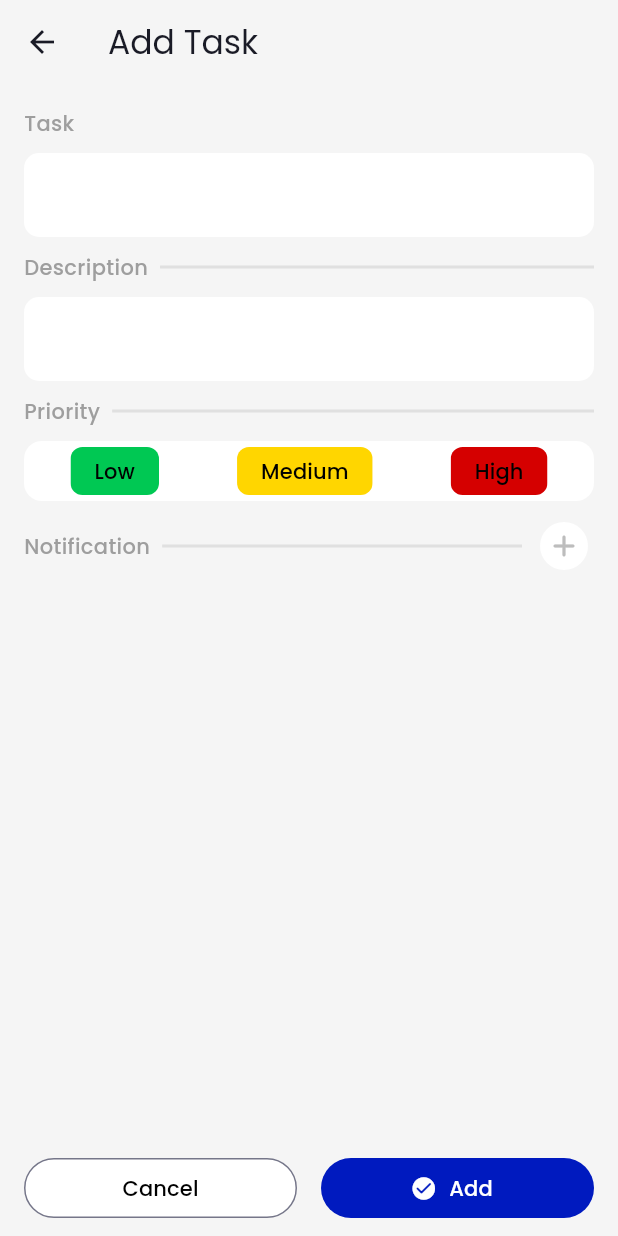
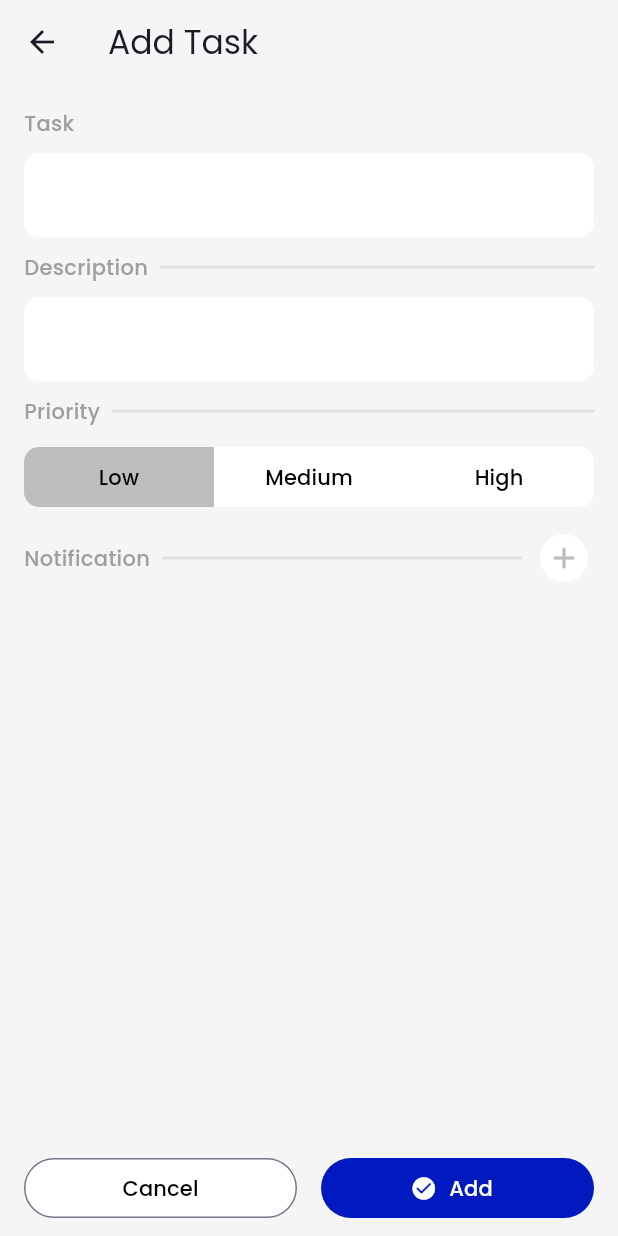
Before and after one commit to purveshxd/task-manager-with-backend, a Flutter app: the AddTaskView screen opened directly, on a phone screen of 412 x 824 dp. Run offline on Flutter 3.47's test engine with Material 3 defaults, Android fonts, the phone set to English and light mode, and no system bars; our stand-ins replace bloc, flutter_bloc, flutter_local_notifications, isar, permission_handler, shared_preferences and 1 more; missing offline and left inert: android_intent_plus; accounts and stored records are empty; generated files the repository leaves out were written again.

Commit message:
update: added priority switch in add task

```diff
--- a/frontend/lib/main.dart
+++ b/frontend/lib/main.dart
@@ -21,7 +21,8 @@ void main() async {
 }
 
 /*
-  TODO Add low medium high task priorities
+  TODO - Add low medium high task priorities
+  TODO -
 */
 
 class MyApp extends StatelessWidget {
--- a/frontend/lib/views/add_task.view.dart
+++ b/frontend/lib/views/add_task.view.dart
@@ -1,4 +1,4 @@
-import 'dart:math';
+import 'dart:math' hide log;
 
 import 'package:flutter/material.dart';
 import 'package:flutter_bloc/flutter_bloc.dart';
@@ -47,6 +47,7 @@ class _AddTaskViewState extends State<AddTaskView> {
 
   bool isEdit = false;
   bool addNotification = false;
+
   FocusNode focusNode = FocusNode();
 
   final List<Color> priorityColorList = [
@@ -339,32 +340,76 @@ class _AddTaskViewState extends State<AddTaskView> {
                       ),
                     ],
                   ),
+                  Flexible(
+                    child: SegmentedButton<int>(
+                      onSelectionChanged: (Set<int> newSelection) {
+                        setState(() {
+                          taskPriority =
+                              TaskPriority.values[newSelection.first];
+                        });
+                      },
+                      segments: List.generate(
+                        TaskPriority.values.length,
+                        (index) => ButtonSegment(
+                          value: index,
+                          label: Text(
+                            TaskPriority.values[index].name[0].toUpperCase() +
+                                TaskPriority.values[index].name.substring(1),
+                          ),
+                        ),
+                      ),
+                      selected: {TaskPriority.values.indexOf(taskPriority)},
+                      showSelectedIcon: false,
+                      emptySelectionAllowed: false,
+                      expandedInsets: EdgeInsets.all(0),
+                      multiSelectionEnabled: false,
+                      style: SegmentedButton.styleFrom(
+                        foregroundColor: Colors.black,
+                        selectedForegroundColor: Colors.black,
+                        animationDuration: Durations.medium4,
+                        shape: RoundedRectangleBorder(
+                          borderRadius: BorderRadiusGeometry.circular(10),
+                        ),
+                        side: BorderSide.none,
+                        backgroundColor: Colors.white,
+                        selectedBackgroundColor: Colors.grey.shade400,
+                      ),
+                    ),
+                  ),
 
-                  Container(
-                    decoration: BoxDecoration(
-                      color: Colors.white,
-                      borderRadius: BorderRadius.circular(12),
-                    ),
-                    padding: EdgeInsets.symmetric(horizontal: 5),
-                    child: Row(
-                      mainAxisAlignment: MainAxisAlignment.spaceAround,
-                      children: List.generate(
-                        TaskPriority.values.length,
-                        (index) => CustomActionChip(
-                          selectedColor: priorityColorList[index],
-                          backgroundColor: priorityColorList[index],
-                          onPressed: (_) {
-                            setState(() {
-                              taskPriority = TaskPriority.values[index];
-                            });
-                          },
-                          label: TaskPriority.values[index].name,
-                          isSelected:
-                              taskPriority == TaskPriority.values[index],
+                  /*
+                  ToggleButtons(
+                    renderBorder: false,
+                    borderRadius: BorderRadius.circular(12),
+
+                    onPressed: (index) {
+                      setState(() {
+                        taskPriority = TaskPriority.values[index];
+                      });
+                    },
+                    isSelected: List.generate(TaskPriority.values.length, (
+                      index,
+                    ) {
+                      var val = taskPriority == TaskPriority.values[index];
+                      log(val.toString());
+                      return val ? true : false;
+                    }),
+
+                    children: List.generate(
+                      TaskPriority.values.length,
+                      (index) => Padding(
+                        padding: const EdgeInsets.symmetric(
+                          horizontal: 10,
+                          vertical: 0,
+                        ),
+                        child: Text(
+                          TaskPriority.values[index].name[0].toUpperCase() +
+                              TaskPriority.values[index].name.substring(1),
                         ),
                       ),
                     ),
                   ),
+                  */
                   Row(
                     spacing: 8,
                     children: [
```
Also changed, not shown: frontend/lib/style/custom_strips.dart (+16 -16 lines), frontend/lib/widget/custom_toggle.dart (added, +12 -0 lines), frontend/lib/widget/task_tile.dart (+40 -0 lines).
